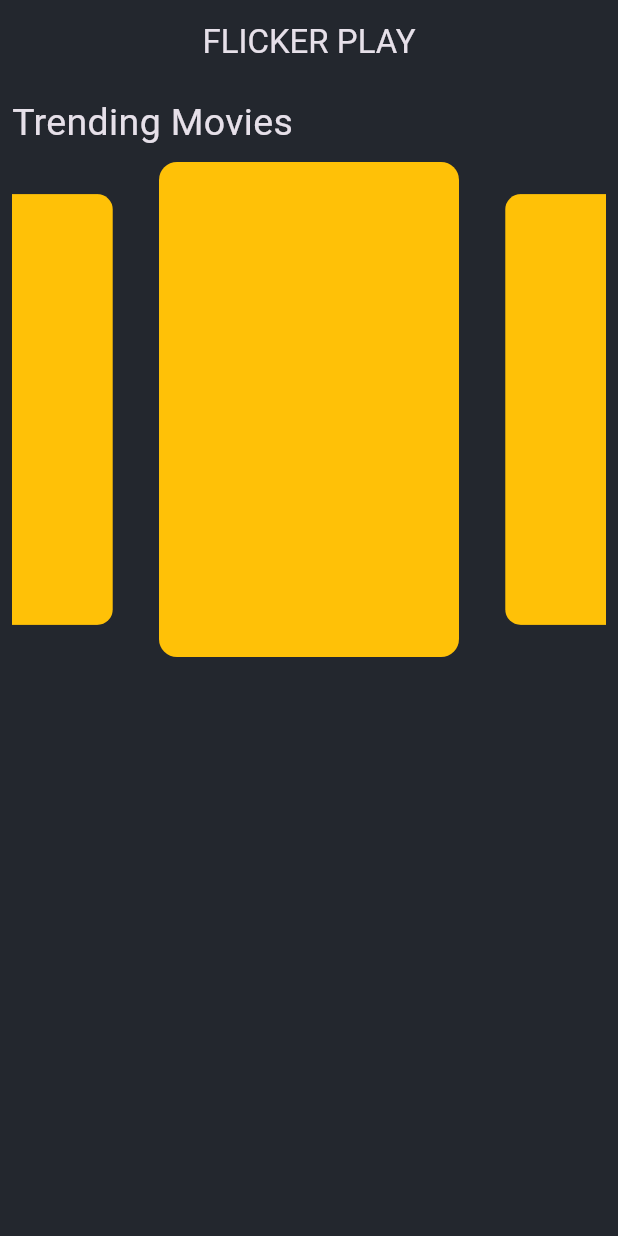
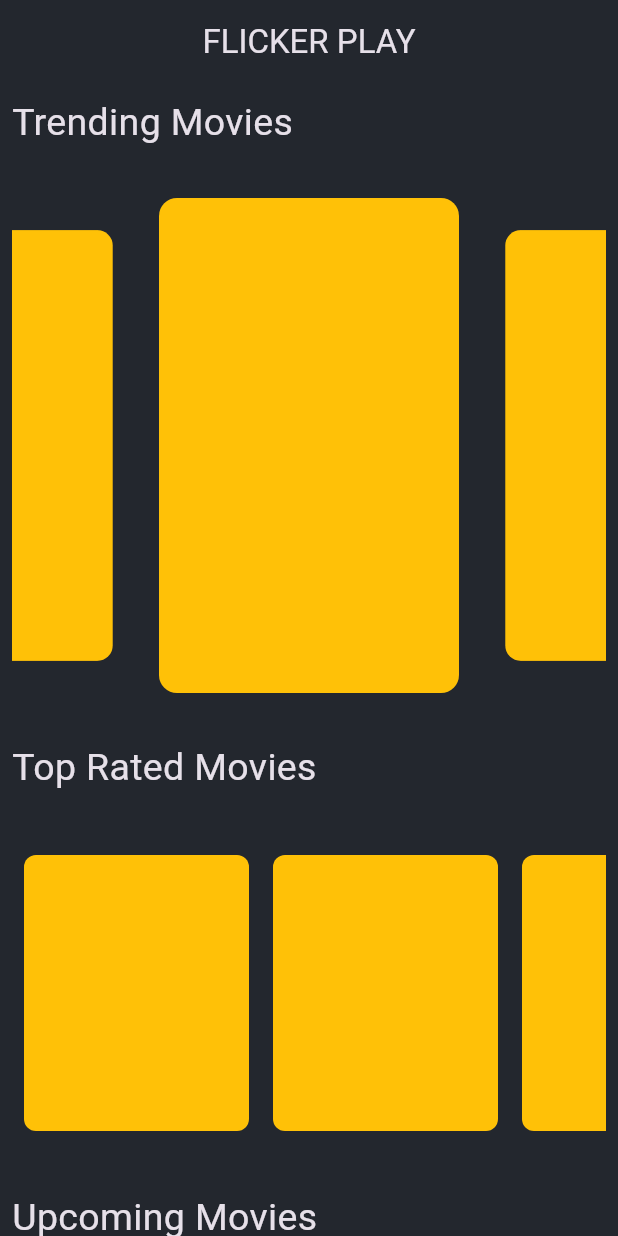
Before and after one commit to chanuthdias/Movie_Rating_Application_V1.0, a Flutter app: the screen it shows after launch, on a phone screen of 412 x 824 dp. Run offline on Flutter 3.47's test engine with Material 3 defaults, Android fonts, the light colour scheme and no system bars; drawn by our look-alikes of carousel_slider; our stand-ins replace google_fonts.

Commit message:
Implemented TrendingSlider and MovieSlider

```diff
--- /dev/null
+++ b/lib/Widgets/MovieSlider.dart
@@ -0,0 +1,33 @@
+import 'package:flutter/material.dart';
+
+class MoviesSlider extends StatelessWidget {
+  const MoviesSlider({
+    super.key,
+  });
+
+  @override
+  Widget build(BuildContext context) {
+    return SizedBox(
+      height: 200,
+      width: double.infinity,
+      child: ListView.builder(
+        scrollDirection: Axis.horizontal,
+        physics: const BouncingScrollPhysics(),
+        itemCount: 10,
+        itemBuilder: (context, index) {
+          return Padding(
+            padding: const EdgeInsets.all(8.0),
+            child: ClipRRect(
+              borderRadius: BorderRadius.circular(8),
+              child: Container(
+                color: Colors.amber,
+                height: 200,
+                width: 150,
+              ),
+            ),
+          );
+        },
+      ),
+    );
+  }
+}
--- /dev/null
+++ b/lib/Widgets/TrendingSlider.dart
@@ -0,0 +1,37 @@
+import 'package:carousel_slider/carousel_slider.dart';
+import 'package:flutter/material.dart';
+
+class TrendingSlider extends StatelessWidget {
+  const TrendingSlider({
+    super.key,
+  });
+
+  @override
+  Widget build(BuildContext context) {
+    return SizedBox(
+      width: double.infinity,
+      child: CarouselSlider.builder(
+        itemCount: 10,
+        options: CarouselOptions(
+          height: 330,
+          autoPlay: true,
+          viewportFraction: 0.55,
+          enlargeCenterPage: true,
+          pageSnapping: true,
+          autoPlayCurve: Curves.fastOutSlowIn,
+          autoPlayAnimationDuration: const Duration(seconds: 1),
+        ),
+        itemBuilder: (context, itemIndex, PageViewIndex) {
+          return ClipRRect(
+            borderRadius: BorderRadius.circular(12),
+            child: Container(
+              height: 300,
+              width: 200,
+              color: Colors.amber,
+            ),
+          );
+        },
+      ),
+    );
+  }
+}
--- a/lib/home_screen.dart
+++ b/lib/home_screen.dart
@@ -2,6 +2,8 @@ import 'package:carousel_slider/carousel_slider.dart';
 import 'package:flutter/material.dart';
 import 'package:google_fonts/google_fonts.dart';
 
+import 'Widgets/MovieSlider.dart';
+import 'Widgets/TrendingSlider.dart';
 
 class HomeScreen extends StatefulWidget {
   const HomeScreen({super.key});
@@ -32,34 +34,23 @@ class _HomeScreenState extends State<HomeScreen> {
                 'Trending Movies',
                 style: GoogleFonts.aBeeZee(fontSize: 25),
               ),
-              const SizedBox(
-                height: 8,
+              const SizedBox(height: 32),
+              const TrendingSlider(),
+              const SizedBox(height: 32),
+              Text(
+                'Top Rated Movies',
+                style: GoogleFonts.aBeeZee(fontSize: 25),
               ),
-              SizedBox(
-                width: double.infinity,
-                child: CarouselSlider.builder(
-                  itemCount: 10,
-                  options: CarouselOptions(
-                    height: 330,
-                    autoPlay: true,
-                    viewportFraction: 0.55,
-                    enlargeCenterPage: true,
-                    pageSnapping: true,
-                    autoPlayCurve: Curves.fastOutSlowIn,
-                    autoPlayAnimationDuration: const Duration(seconds: 1),
-                  ),
-                  itemBuilder: (context, itemIndex, PageViewIndex) {
-                    return ClipRRect(
-                      borderRadius: BorderRadius.circular(12),
-                      child: Container(
-                        height: 300,
-                        width: 200,
-                        color: Colors.amber,
-                      ),
-                    );
-                  },
-                ),
-              )
+              const SizedBox(height: 32),
+              const MoviesSlider(),
+              const SizedBox(height: 32),
+              Text(
+                'Upcoming Movies',
+                style: GoogleFonts.aBeeZee(fontSize: 25),
+              ),
+              const SizedBox(height: 32),
+              const MoviesSlider(),
+              const SizedBox(height: 32),
             ],
           ),
         ),
```
